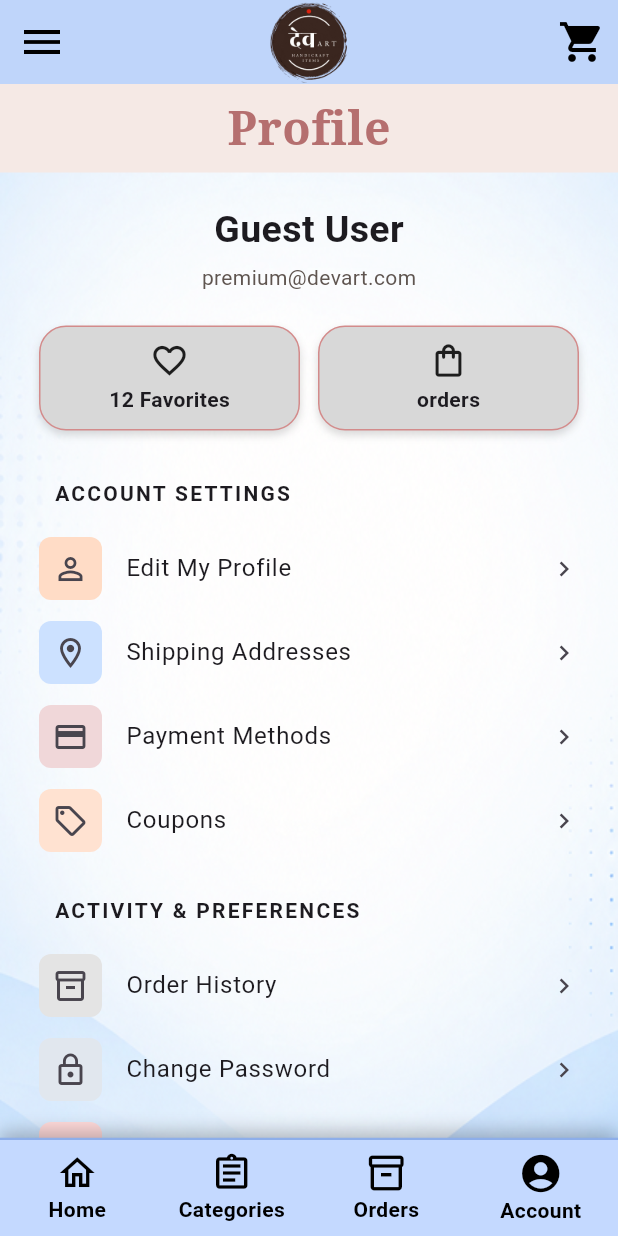
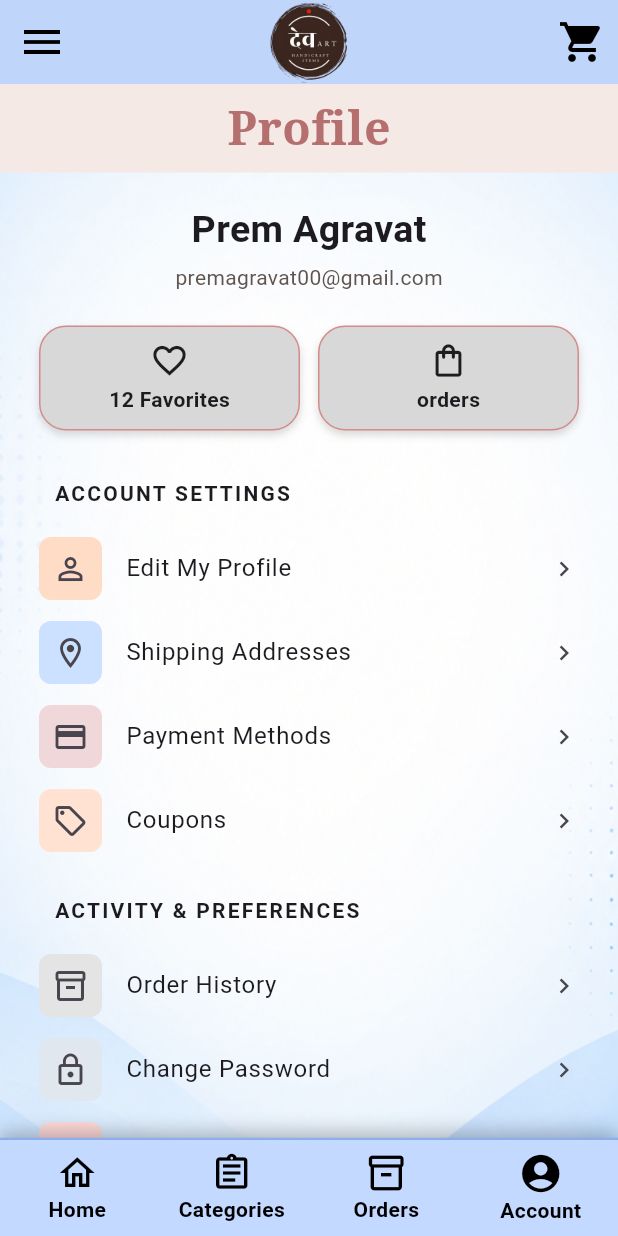
Before and after one commit to Prem-Agravat/DevArt_Flutter, a Flutter app: the ProfileScreen widget shown alone on an empty page, opened directly, on a phone screen of 412 x 824 dp. Run offline on Flutter 3.47's test engine with Material 3 defaults, Android fonts, the light colour scheme and no system bars.

Commit message:
Update profile screen to display user name and email for logged-in user

```diff
--- a/devart_app/lib/user_panel/profile.dart
+++ b/devart_app/lib/user_panel/profile.dart
@@ -41,7 +41,7 @@ class ProfileScreen extends StatelessWidget {
                 child: Column(
                   children: [
                     const Text(
-                      "Guest User",
+                      "Prem Agravat",
                       style: TextStyle(
                         fontSize: 25,
                         fontWeight: FontWeight.bold,
@@ -49,7 +49,7 @@ class ProfileScreen extends StatelessWidget {
                     ),
                     const SizedBox(height: 4),
                     const Text(
-                      "premium@devart.com",
+                      "premagravat00@gmail.com",
                       style: TextStyle(color: Color(0xFF5F5550)),
                     ),
                     const SizedBox(height: 22),
```
